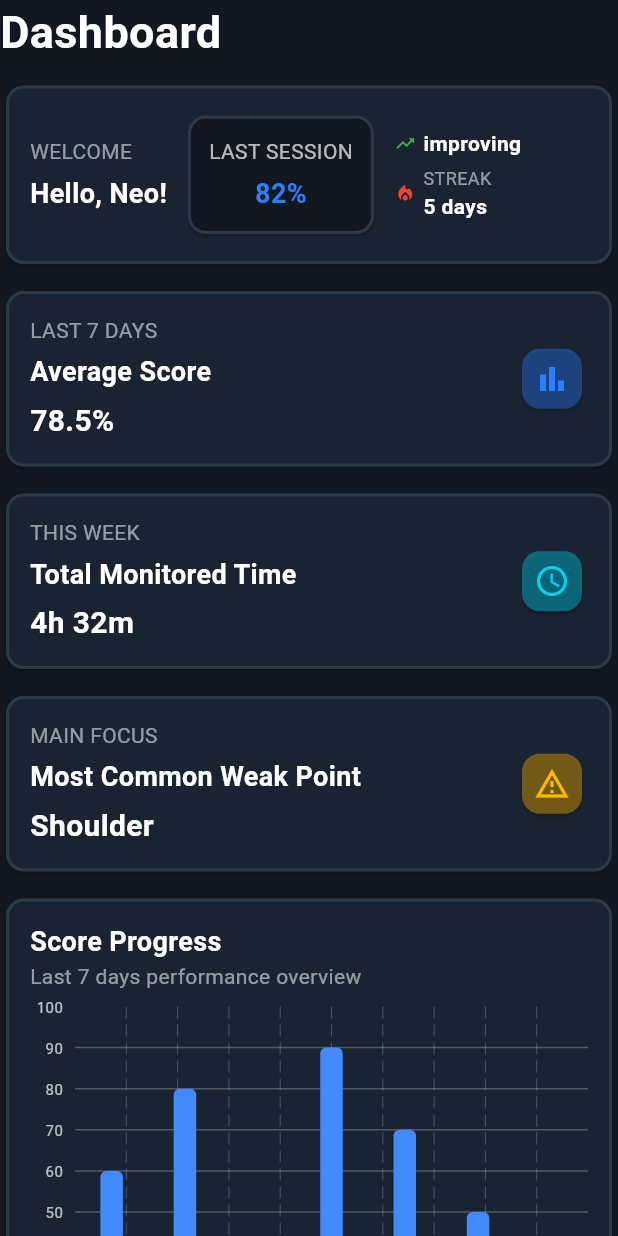
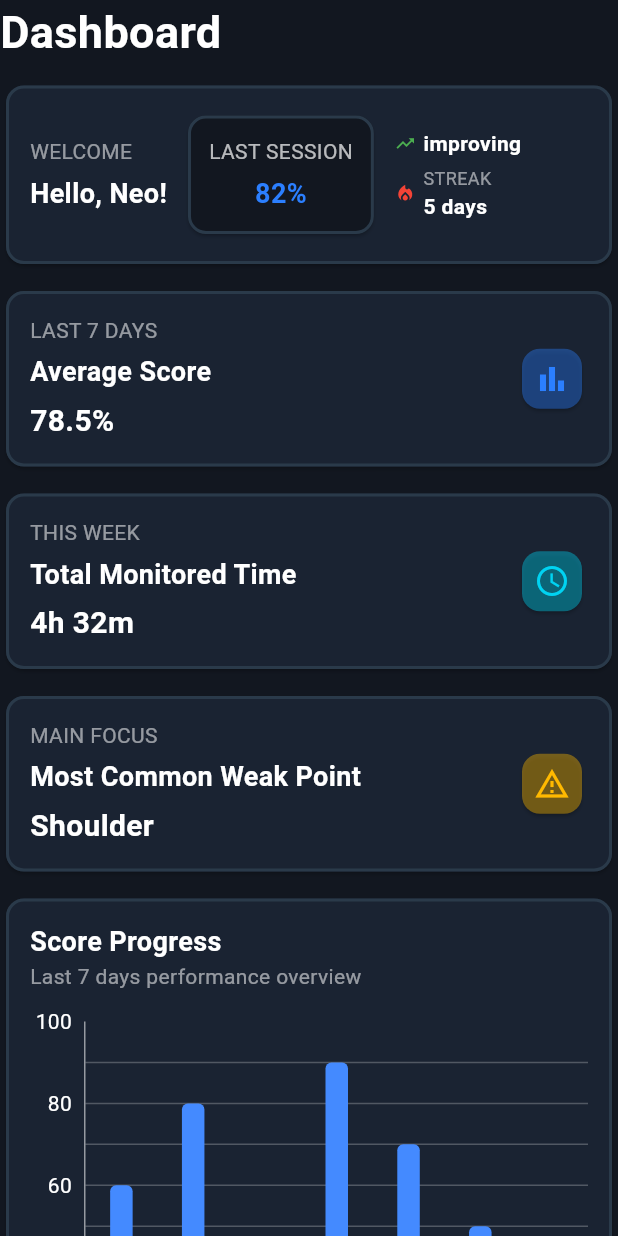
Before and after one commit to NRG7-Emergentes/ergovision-mobile, a Flutter app: the Dashboard screen opened directly, on a phone screen of 412 x 824 dp. Run offline on Flutter 3.47's test engine with Material 3 defaults, Android fonts, the phone set to English and light mode, and no system bars; drawn by our look-alikes of fl_chart.

Commit message:
feat(dashboard): improve chart layout and styling.

```diff
--- a/lib/shared/views/dashboard.dart
+++ b/lib/shared/views/dashboard.dart
@@ -314,7 +314,7 @@ class _DashboardState extends State<Dashboard> {
                           ),
                         ],
                       ),
-                      SizedBox(height: 10),
+                      SizedBox(height: 20),
                       SizedBox(
                         child: AspectRatio(
                           aspectRatio: 1.2,
@@ -326,6 +326,7 @@ class _DashboardState extends State<Dashboard> {
                               gridData: FlGridData(
                                 show: true,
                                 drawHorizontalLine: true,
+                                drawVerticalLine: false,
                                 horizontalInterval: 10,
                                 getDrawingHorizontalLine: (value) => FlLine(
                                   color: Colors.white24,
@@ -336,17 +337,17 @@ class _DashboardState extends State<Dashboard> {
                                 leftTitles: AxisTitles(
                                   sideTitles: SideTitles(
                                     showTitles: true,
-                                    interval: 10,
+                                    interval: 20,
                                     getTitlesWidget: (double value, TitleMeta meta) {
                                       return SideTitleWidget(
                                         meta: meta,
                                         child: Text(
                                           value.toInt().toString(),
-                                          style: const TextStyle(color: Colors.white70, fontSize: 10),
+                                          style: const TextStyle(color: Colors.white, fontSize: 14),
                                         ),
                                       );
                                     },
-                                    reservedSize: 30,
+                                    reservedSize: 36,
                                   ),
                                 ),
                                 bottomTitles: AxisTitles(
@@ -360,7 +361,7 @@ class _DashboardState extends State<Dashboard> {
                                         meta: meta,
                                         child: Text(
                                           days[i],
-                                          style: const TextStyle(color: Colors.white70, fontSize: 12),
+                                          style: const TextStyle(color: Colors.white, fontSize: 14),
                                         ),
                                       );
                                     },
@@ -370,7 +371,15 @@ class _DashboardState extends State<Dashboard> {
                                 topTitles: AxisTitles(sideTitles: SideTitles(showTitles: false)),
                                 rightTitles: AxisTitles(sideTitles: SideTitles(showTitles: false)),
                               ),
-                              borderData: FlBorderData(show: false),
+                              borderData: FlBorderData(
+                                show: true,
+                                border: const Border(
+                                  left: BorderSide(color: Colors.white54, width: 1),
+                                  bottom: BorderSide(color: Colors.white54, width: 1),
+                                  right: BorderSide.none,
+                                  top: BorderSide.none,
+                                ),
+                              ),
                               barGroups: List.generate(days.length, (index) {
                                 return BarChartGroupData(
                                   x: index,
```
